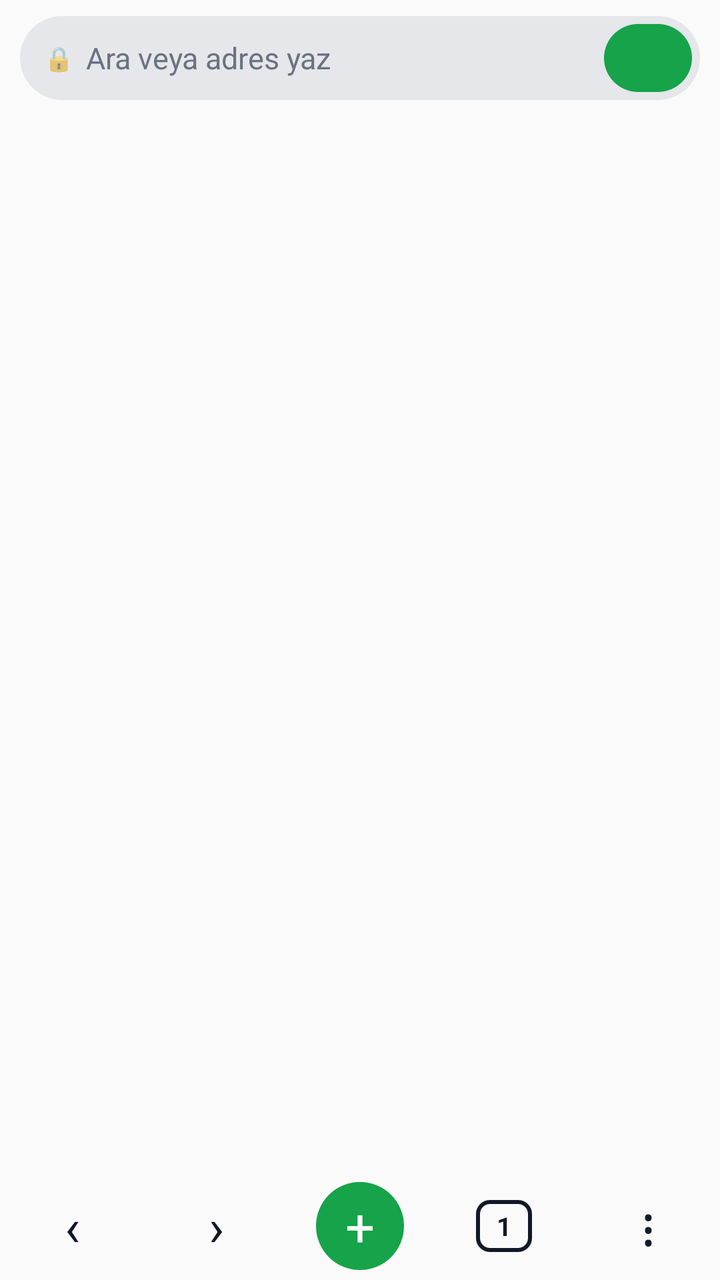
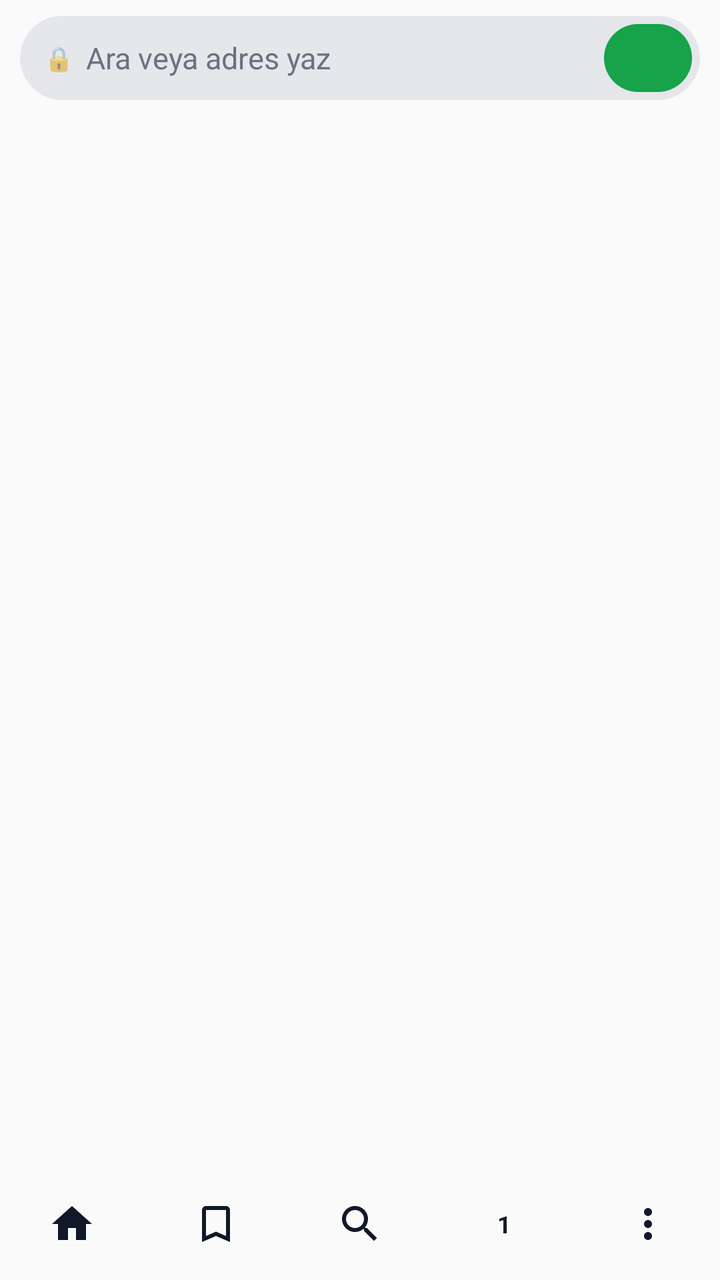

The first picture is an Android layout as it rendered before a commit; the second is the same layout after the commit. The layout source and the unified diff follow.
<!-- AndroidManifest.xml: application theme Theme.Zet -->
<!-- res/layout/activity_browser.xml -->
<?xml version="1.0" encoding="utf-8"?>
<FrameLayout xmlns:android="http://schemas.android.com/apk/res/android"
    android:id="@+id/root"
    android:layout_width="match_parent"
    android:layout_height="match_parent">

    <LinearLayout
        android:id="@+id/browser"
        android:layout_width="match_parent"
        android:layout_height="match_parent"
        android:orientation="vertical">

        
        <LinearLayout
            android:id="@+id/toolbar"
            android:layout_width="match_parent"
            android:layout_height="58dp"
            android:background="@color/bar_bg"
            android:gravity="center_vertical"
            android:orientation="horizontal"
            android:paddingStart="10dp"
            android:paddingEnd="10dp">

            <LinearLayout
                android:id="@+id/urlField"
                android:layout_width="0dp"
                android:layout_height="42dp"
                android:layout_weight="1"
                android:background="@drawable/url_field_bg"
                android:gravity="center_vertical"
                android:orientation="horizontal"
                android:paddingStart="12dp"
                android:paddingEnd="4dp">

                <TextView
                    android:id="@+id/btnTor"
                    android:layout_width="wrap_content"
                    android:layout_height="match_parent"
                    android:background="?android:attr/selectableItemBackgroundBorderless"
                    android:contentDescription="@string/tor"
                    android:gravity="center"
                    android:paddingEnd="6dp"
                    android:text="🧅"
                    android:textSize="14sp"
                    android:visibility="gone" />

                <TextView
                    android:id="@+id/siteIcon"
                    android:layout_width="wrap_content"
                    android:layout_height="match_parent"
                    android:gravity="center"
                    android:paddingEnd="6dp"
                    android:text="🔒"
                    android:textSize="12sp" />

                <EditText
                    android:id="@+id/urlBar"
                    android:layout_width="0dp"
                    android:layout_height="match_parent"
                    android:layout_weight="1"
                    android:background="@null"
                    android:hint="@string/url_hint"
                    android:imeOptions="actionGo|flagNoExtractUi"
                    android:importantForAutofill="no"
                    android:inputType="textUri"
                    android:selectAllOnFocus="true"
                    android:singleLine="true"
                    android:textColor="@color/text"
                    android:textColorHint="@color/text_dim"
                    android:textSize="15sp" />

                <TextView
                    android:id="@+id/btnDownload"
                    android:layout_width="38dp"
                    android:layout_height="match_parent"
                    android:background="?android:attr/selectableItemBackgroundBorderless"
                    android:contentDescription="@string/download_video"
                    android:gravity="center"
                    android:text="⬇"
                    android:textColor="@color/accent"
                    android:textSize="18sp"
                    android:visibility="gone" />

                <TextView
                    android:id="@+id/btnShield"
                    android:layout_width="wrap_content"
                    android:layout_height="34dp"
                    android:layout_marginStart="2dp"
                    android:background="@drawable/shield_bg"
                    android:contentDescription="@string/shield"
                    android:gravity="center"
                    android:minWidth="44dp"
                    android:paddingStart="8dp"
                    android:paddingEnd="8dp"
                    android:textColor="@android:color/white"
                    android:textSize="12sp"
                    android:textStyle="bold" />
            </LinearLayout>
        </LinearLayout>

        <ProgressBar
            android:id="@+id/progress"
            style="@android:style/Widget.Material.ProgressBar.Horizontal"
            android:layout_width="match_parent"
            android:layout_height="3dp"
            android:max="100"
            android:progressTint="@color/accent"
            android:visibility="gone" />

        <LinearLayout
            android:id="@+id/downloadBar"
            android:layout_width="match_parent"
            android:layout_height="wrap_content"
            android:background="@color/bar_bg"
            android:gravity="center_vertical"
            android:orientation="horizontal"
            android:paddingStart="12dp"
            android:paddingTop="4dp"
            android:paddingEnd="4dp"
            android:paddingBottom="4dp"
            android:visibility="gone">

            <LinearLayout
                android:layout_width="0dp"
                android:layout_height="wrap_content"
                android:layout_weight="1"
                android:orientation="vertical">

                <TextView
                    android:id="@+id/downloadText"
                    android:layout_width="match_parent"
                    android:layout_height="wrap_content"
                    android:ellipsize="middle"
                    android:singleLine="true"
                    android:textColor="@color/text"
                    android:textSize="13sp" />

                <ProgressBar
                    android:id="@+id/downloadProgress"
                    style="@android:style/Widget.Material.ProgressBar.Horizontal"
                    android:layout_width="match_parent"
                    android:layout_height="6dp"
                    android:layout_marginTop="4dp"
                    android:max="100"
                    android:progressTint="@color/accent" />
            </LinearLayout>

            <TextView
                android:id="@+id/downloadCancel"
                android:layout_width="wrap_content"
                android:layout_height="40dp"
                android:background="?android:attr/selectableItemBackground"
                android:gravity="center"
                android:paddingStart="12dp"
                android:paddingEnd="12dp"
                android:text="@string/cancel"
                android:textColor="@color/accent"
                android:textStyle="bold" />
        </LinearLayout>

        <FrameLayout
            android:id="@+id/webContainer"
            android:layout_width="match_parent"
            android:layout_height="0dp"
            android:layout_weight="1" />

        
        <LinearLayout
            android:id="@+id/bottomBar"
            android:layout_width="match_parent"
            android:layout_height="54dp"
            android:background="@color/bar_bg"
            android:gravity="center_vertical"
            android:orientation="horizontal">

            <TextView
                android:id="@+id/btnBack"
                style="@style/BottomButton"
                android:contentDescription="@string/back"
                android:text="‹" />

            <TextView
                android:id="@+id/btnForward"
                style="@style/BottomButton"
                android:contentDescription="@string/forward"
                android:text="›" />

            <FrameLayout
                android:layout_width="0dp"
                android:layout_height="match_parent"
                android:layout_weight="1">

                <TextView
                    android:id="@+id/btnNewTab"
                    android:layout_width="44dp"
                    android:layout_height="44dp"
                    android:layout_gravity="center"
                    android:background="@drawable/new_tab_bg"
                    android:contentDescription="@string/new_tab"
                    android:gravity="center"
                    android:text="+"
                    android:textColor="@android:color/white"
                    android:textSize="26sp" />
            </FrameLayout>

            <FrameLayout
                android:layout_width="0dp"
                android:layout_height="match_parent"
                android:layout_weight="1">

                <TextView
                    android:id="@+id/btnTabs"
                    android:layout_width="28dp"
                    android:layout_height="26dp"
                    android:layout_gravity="center"
                    android:background="@drawable/tab_count_bg"
                    android:contentDescription="@string/tabs"
                    android:gravity="center"
                    android:text="1"
                    android:textColor="@color/text"
                    android:textSize="13sp"
                    android:textStyle="bold" />
            </FrameLayout>

            <TextView
                android:id="@+id/btnMenu"
                style="@style/BottomButton"
                android:contentDescription="@string/menu"
                android:text="⋮" />
        </LinearLayout>
    </LinearLayout>

    
    <FrameLayout
        android:id="@+id/fullscreen"
        android:layout_width="match_parent"
        android:layout_height="match_parent"
        android:background="#FF000000"
        android:visibility="gone" />
</FrameLayout>
<!-- resources referenced by this layout -->
<resources>
  <color name="accent">#FF16A34A</color>
  <color name="bar_bg">#FFFAFAFA</color>
  <color name="text">#FF111827</color>
  <color name="text_dim">#FF6B7280</color>
  <!-- drawable new_tab_bg (drawable) -->
  <?xml version="1.0" encoding="utf-8"?>
  <shape xmlns:android="http://schemas.android.com/apk/res/android" android:shape="oval">
      <solid android:color="@color/accent" />
  </shape>
  <!-- drawable shield_bg (drawable) -->
  <?xml version="1.0" encoding="utf-8"?>
  <shape xmlns:android="http://schemas.android.com/apk/res/android" android:shape="rectangle">
      <solid android:color="@color/accent" />
      <corners android:radius="17dp" />
  </shape>
  <!-- drawable tab_count_bg (drawable) -->
  <?xml version="1.0" encoding="utf-8"?>
  <shape xmlns:android="http://schemas.android.com/apk/res/android" android:shape="rectangle">
      <stroke android:width="2dp" android:color="@color/text" />
      <corners android:radius="6dp" />
  </shape>
  <!-- drawable url_field_bg (drawable) -->
  <?xml version="1.0" encoding="utf-8"?>
  <shape xmlns:android="http://schemas.android.com/apk/res/android" android:shape="rectangle">
      <solid android:color="@color/field_bg" />
      <corners android:radius="21dp" />
  </shape>
  <string name="back">Geri</string>
  <string name="cancel">İptal</string>
  <string name="download_video">Videoyu indir</string>
  <string name="forward">İleri</string>
  <string name="menu">Menü</string>
  <string name="new_tab">Yeni sekme</string>
  <string name="shield">Reklam engelleyici</string>
  <string name="tabs">Sekmeler</string>
  <string name="tor">Tor</string>
  <string name="url_hint">Ara veya adres yaz</string>
  <style name="BottomButton">
          <item name="android:layout_width">0dp</item>
          <item name="android:layout_height">match_parent</item>
          <item name="android:layout_weight">1</item>
          <item name="android:gravity">center</item>
          <item name="android:textSize">26sp</item>
          <item name="android:textColor">@color/text</item>
          <item name="android:background">?android:attr/selectableItemBackgroundBorderless</item>
      </style>
  <style name="Theme.Zet" parent="android:Theme.Material.Light.NoActionBar">
          <item name="android:colorAccent">@color/accent</item>
          <item name="android:colorPrimary">@color/bar_bg</item>
          <item name="android:statusBarColor">@color/bar_bg</item>
          <item name="android:navigationBarColor">@color/bar_bg</item>
          <item name="android:windowLightStatusBar">true</item>
      </style>
  <color name="field_bg">#FFE5E7EB</color>
</resources>

<!-- the commit's change to res/layout/activity_browser.xml (unified diff, before → after) -->
@@ -168,22 +168,28 @@
         <LinearLayout
             android:id="@+id/bottomBar"
             android:layout_width="match_parent"
-            android:layout_height="54dp"
+            android:layout_height="56dp"
             android:background="@color/bar_bg"
             android:gravity="center_vertical"
             android:orientation="horizontal">
 
-            <TextView
-                android:id="@+id/btnBack"
-                style="@style/BottomButton"
-                android:contentDescription="@string/back"
-                android:text="‹" />
-
-            <TextView
-                android:id="@+id/btnForward"
-                style="@style/BottomButton"
-                android:contentDescription="@string/forward"
-                android:text="›" />
+            <ImageView
+                android:id="@+id/btnHome"
+                style="@style/BottomIcon"
+                android:contentDescription="@string/home"
+                android:src="@drawable/ic_home" />
+
+            <ImageView
+                android:id="@+id/btnBookmarks"
+                style="@style/BottomIcon"
+                android:contentDescription="@string/bookmarks"
+                android:src="@drawable/ic_bookmarks" />
+
+            <ImageView
+                android:id="@+id/btnSearch"
+                style="@style/BottomIcon"
+                android:contentDescription="@string/search"
+                android:src="@drawable/ic_search" />
 
             <FrameLayout
                 android:layout_width="0dp"
@@ -191,42 +197,23 @@
                 android:layout_weight="1">
 
                 <TextView
-                    android:id="@+id/btnNewTab"
-                    android:layout_width="44dp"
-                    android:layout_height="44dp"
-                    android:layout_gravity="center"
-                    android:background="@drawable/new_tab_bg"
-                    android:contentDescription="@string/new_tab"
-                    android:gravity="center"
-                    android:text="+"
-                    android:textColor="@android:color/white"
-                    android:textSize="26sp" />
-            </FrameLayout>
-
-            <FrameLayout
-                android:layout_width="0dp"
-                android:layout_height="match_parent"
-                android:layout_weight="1">
-
-                <TextView
                     android:id="@+id/btnTabs"
-                    android:layout_width="28dp"
+                    android:layout_width="26dp"
                     android:layout_height="26dp"
                     android:layout_gravity="center"
-                    android:background="@drawable/tab_count_bg"
                     android:contentDescription="@string/tabs"
                     android:gravity="center"
                     android:text="1"
                     android:textColor="@color/text"
-                    android:textSize="13sp"
+                    android:textSize="12sp"
                     android:textStyle="bold" />
             </FrameLayout>
 
-            <TextView
+            <ImageView
                 android:id="@+id/btnMenu"
-                style="@style/BottomButton"
+                style="@style/BottomIcon"
                 android:contentDescription="@string/menu"
-                android:text="⋮" />
+                android:src="@drawable/ic_more" />
         </LinearLayout>
     </LinearLayout>
 
<!-- resource entries referenced after the edit -->
@@ -4,22 +4,39 @@
   <color name="bar_bg">#FFFAFAFA</color>
   <color name="text">#FF111827</color>
   <color name="text_dim">#FF6B7280</color>
-  <!-- drawable new_tab_bg (drawable) -->
+  <!-- drawable ic_bookmarks (drawable) -->
   <?xml version="1.0" encoding="utf-8"?>
-  <shape xmlns:android="http://schemas.android.com/apk/res/android" android:shape="oval">
-      <solid android:color="@color/accent" />
-  </shape>
+  <vector xmlns:android="http://schemas.android.com/apk/res/android"
+      android:width="24dp" android:height="24dp"
+      android:viewportWidth="24" android:viewportHeight="24">
+      <path android:fillColor="@color/text" android:pathData="M17,3H7c-1.1,0 -1.99,0.9 -1.99,2L5,21l7,-3 7,3V5c0,-1.1 -0.9,-2 -2,-2zM17,18l-5,-2.18L7,18V5h10v13z" />
+  </vector>
+  <!-- drawable ic_home (drawable) -->
+  <?xml version="1.0" encoding="utf-8"?>
+  <vector xmlns:android="http://schemas.android.com/apk/res/android"
+      android:width="24dp" android:height="24dp"
+      android:viewportWidth="24" android:viewportHeight="24">
+      <path android:fillColor="@color/text" android:pathData="M10,20v-6h4v6h5v-8h3L12,3 2,12h3v8z" />
+  </vector>
+  <!-- drawable ic_more (drawable) -->
+  <?xml version="1.0" encoding="utf-8"?>
+  <vector xmlns:android="http://schemas.android.com/apk/res/android"
+      android:width="24dp" android:height="24dp"
+      android:viewportWidth="24" android:viewportHeight="24">
+      <path android:fillColor="@color/text" android:pathData="M12,8c1.1,0 2,-0.9 2,-2s-0.9,-2 -2,-2 -2,0.9 -2,2 0.9,2 2,2zM12,10c-1.1,0 -2,0.9 -2,2s0.9,2 2,2 2,-0.9 2,-2 -0.9,-2 -2,-2zM12,16c-1.1,0 -2,0.9 -2,2s0.9,2 2,2 2,-0.9 2,-2 -0.9,-2 -2,-2z" />
+  </vector>
+  <!-- drawable ic_search (drawable) -->
+  <?xml version="1.0" encoding="utf-8"?>
+  <vector xmlns:android="http://schemas.android.com/apk/res/android"
+      android:width="24dp" android:height="24dp"
+      android:viewportWidth="24" android:viewportHeight="24">
+      <path android:fillColor="@color/text" android:pathData="M15.5,14h-0.79l-0.28,-0.27C15.41,12.59 16,11.11 16,9.5 16,5.91 13.09,3 9.5,3S3,5.91 3,9.5 5.91,16 9.5,16c1.61,0 3.09,-0.59 4.23,-1.57l0.27,0.28v0.79l5,4.99L20.49,19l-4.99,-5zM9.5,14C7.01,14 5,11.99 5,9.5S7.01,5 9.5,5 14,7.01 14,9.5 11.99,14 9.5,14z" />
+  </vector>
   <!-- drawable shield_bg (drawable) -->
   <?xml version="1.0" encoding="utf-8"?>
   <shape xmlns:android="http://schemas.android.com/apk/res/android" android:shape="rectangle">
       <solid android:color="@color/accent" />
       <corners android:radius="17dp" />
-  </shape>
-  <!-- drawable tab_count_bg (drawable) -->
-  <?xml version="1.0" encoding="utf-8"?>
-  <shape xmlns:android="http://schemas.android.com/apk/res/android" android:shape="rectangle">
-      <stroke android:width="2dp" android:color="@color/text" />
-      <corners android:radius="6dp" />
   </shape>
   <!-- drawable url_field_bg (drawable) -->
   <?xml version="1.0" encoding="utf-8"?>
@@ -27,23 +44,21 @@
       <solid android:color="@color/field_bg" />
       <corners android:radius="21dp" />
   </shape>
-  <string name="back">Geri</string>
+  <string name="bookmarks">Yer işaretleri</string>
   <string name="cancel">İptal</string>
   <string name="download_video">Videoyu indir</string>
-  <string name="forward">İleri</string>
+  <string name="home">Ana sayfa</string>
   <string name="menu">Menü</string>
-  <string name="new_tab">Yeni sekme</string>
+  <string name="search">Ara</string>
   <string name="shield">Reklam engelleyici</string>
   <string name="tabs">Sekmeler</string>
   <string name="tor">Tor</string>
   <string name="url_hint">Ara veya adres yaz</string>
-  <style name="BottomButton">
+  <style name="BottomIcon">
           <item name="android:layout_width">0dp</item>
           <item name="android:layout_height">match_parent</item>
           <item name="android:layout_weight">1</item>
-          <item name="android:gravity">center</item>
-          <item name="android:textSize">26sp</item>
-          <item name="android:textColor">@color/text</item>
+          <item name="android:scaleType">center</item>
           <item name="android:background">?android:attr/selectableItemBackgroundBorderless</item>
       </style>
   <style name="Theme.Zet" parent="android:Theme.Material.Light.NoActionBar">
